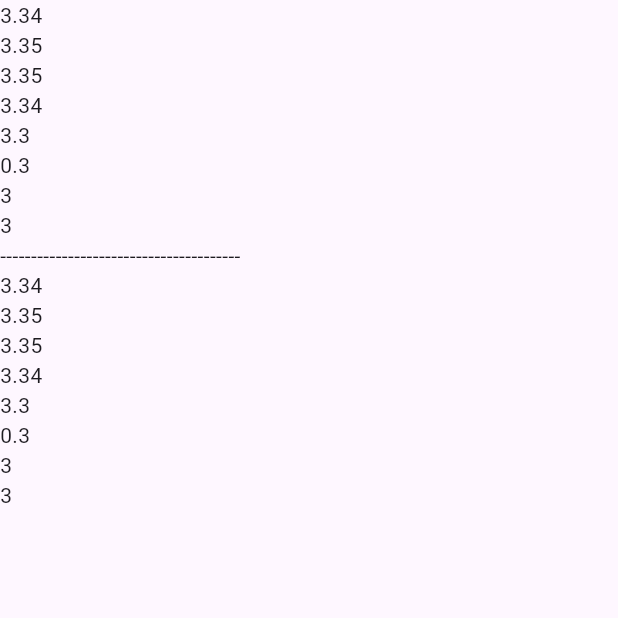
After one commit to hbolin/flutter_rapid_development_kit, a Flutter app: the screen it shows after launch, after a tap on "TestMoneyFormatPage", on a phone screen of 412 x 824 dp, the top half of it. The commit adds this screen. Run offline on Flutter 3.47's test engine with Material 3 defaults, Android fonts, the phone set to English and light mode, and no system bars; our stand-ins replace get.

Commit message:
money_format

```diff
--- /dev/null
+++ b/example/lib/extension/test_money_format_page/test_money_format_page_logic.dart
@@ -0,0 +1,7 @@
+import 'package:get/get.dart';
+
+import 'test_money_format_page_state.dart';
+
+class TestMoneyFormatPageLogic extends GetxController {
+  final TestMoneyFormatPageState state = TestMoneyFormatPageState();
+}
--- /dev/null
+++ b/example/lib/extension/test_money_format_page/test_money_format_page_state.dart
@@ -0,0 +1,5 @@
+class TestMoneyFormatPageState {
+  TestMoneyFormatPageState() {
+    ///Initialize variables
+  }
+}
--- /dev/null
+++ b/example/lib/extension/test_money_format_page/test_money_format_page_view.dart
@@ -0,0 +1,40 @@
+import 'package:flutter/material.dart';
+import 'package:flutter_rapid_development_kit/flutter_rapid_development_kit.dart';
+import 'package:get/get.dart';
+
+import 'test_money_format_page_logic.dart';
+
+class TestMoneyFormatPage extends StatelessWidget {
+  TestMoneyFormatPage({Key? key}) : super(key: key);
+
+  final logic = Get.put(TestMoneyFormatPageLogic());
+  final state = Get.find<TestMoneyFormatPageLogic>().state;
+
+  @override
+  Widget build(BuildContext context) {
+    return Scaffold(
+      body: Column(
+        crossAxisAlignment: CrossAxisAlignment.start,
+        children: [
+          Text(3.344.moneyFormat()),
+          Text(3.345.moneyFormat()),
+          Text(3.345.moneyFormat()),
+          Text(3.34.moneyFormat()),
+          Text(3.30.moneyFormat()),
+          Text(.30.moneyFormat()),
+          Text(3.00.moneyFormat()),
+          Text(3.0.moneyFormat()),
+          const Text("---------------------------------------"),
+          Text("3.344".moneyFormat()),
+          Text("3.345".moneyFormat()),
+          Text("3.345".moneyFormat()),
+          Text("3.34".moneyFormat()),
+          Text("3.30".moneyFormat()),
+          Text(".30".moneyFormat()),
+          Text("3.00".moneyFormat()),
+          Text("3.0".moneyFormat()),
+        ],
+      ),
+    );
+  }
+}
--- a/example/lib/test_index_page/test_index_page_view.dart
+++ b/example/lib/test_index_page/test_index_page_view.dart
@@ -2,6 +2,7 @@ import 'dart:math';
 
 import 'package:example/extension/test_date_time_converter_page/test_date_time_converter_page_view.dart';
 import 'package:example/extension/test_list_extensions_page/test_list_extensions_page_view.dart';
+import 'package:example/extension/test_money_format_page/test_money_format_page_view.dart';
 import 'package:example/extension/text_map_page/text_map_page_view.dart';
 import 'package:flutter/material.dart';
 import 'package:get/get.dart';
@@ -39,6 +40,12 @@ class TestIndexPage extends StatelessWidget {
               title: "TextMapPage",
               onTap: () {
                 Get.to(() => TextMapPage());
+              },
+            ),
+            TestTapItem(
+              title: "TestMoneyFormatPage",
+              onTap: () {
+                Get.to(() => TestMoneyFormatPage());
               },
             ),
           ],
--- a/lib/flutter_rapid_development_kit.dart
+++ b/lib/flutter_rapid_development_kit.dart
@@ -2,3 +2,4 @@ library flutter_rapid_development_kit;
 
 export 'package:flutter_rapid_development_kit/src/extension/date_time_converter.dart';
 export 'package:flutter_rapid_development_kit/src/extension/list_extensions.dart';
+export 'package:flutter_rapid_development_kit/src/extension/money_format.dart';
--- /dev/null
+++ b/lib/src/extension/money_format.dart
@@ -0,0 +1,26 @@
+import 'package:intl/intl.dart';
+
+/// #：表示该位没有数字时填空显示，有则直接显示；出现在小数位部分时，n个#只保留n位有效小数(比如1.00不保留，1.11则保留)
+/// 0：表示该位没有数字时补零显示，有则直接显示；出现在小数位部分时，n个0表示保留n位小数
+/// 如果需要保留2位的话，使用0.00
+extension MoneyDoubleFormat on double {
+  /// 默认的[format]实现：保留最多两位小数(舍弃末尾的0)，如:
+  /// 3.345 -> 3.35 (四舍五入)
+  /// 3.40 -> 3.4
+  /// 3.0 -> 3
+  String moneyFormat({String format = "0.##"}) {
+    NumberFormat numberFormat = NumberFormat(format);
+    return numberFormat.format(this);
+  }
+}
+
+extension MoneyStringFormat on String {
+  /// 默认的[format]实现：保留最多两位小数(舍弃末尾的0)，如:
+  /// 3.345 -> 3.35 (四舍五入)
+  /// 3.40 -> 3.4
+  /// 3.0 -> 3
+  String moneyFormat({String format = "0.##"}) {
+    NumberFormat numberFormat = NumberFormat(format);
+    return numberFormat.format(double.parse(this));
+  }
+}
```
